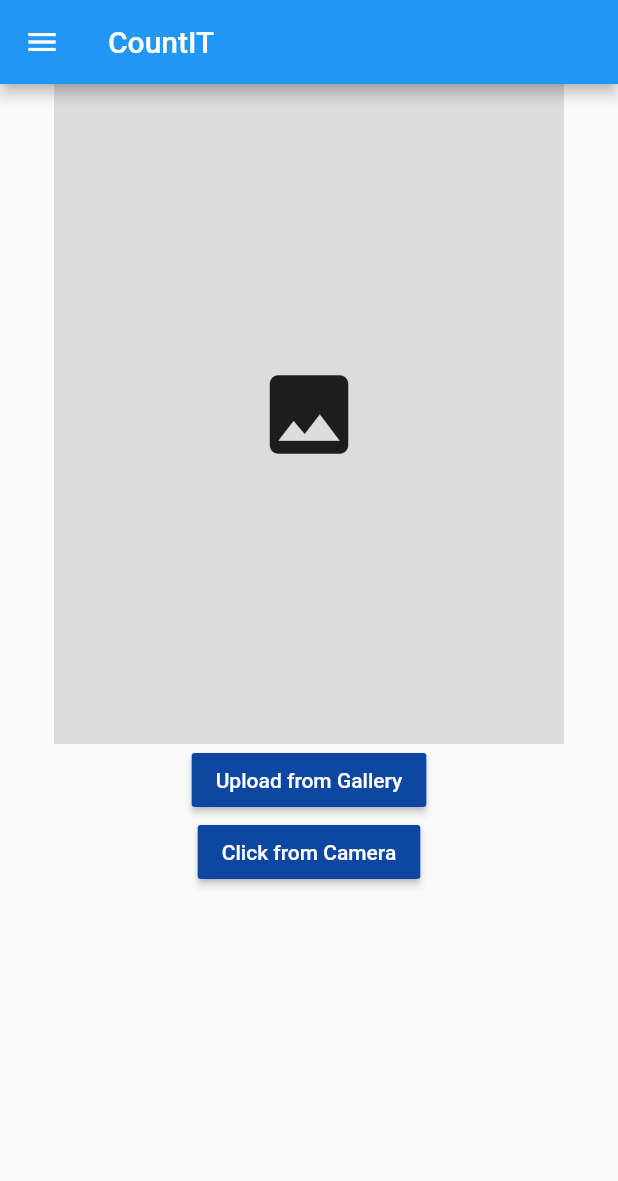
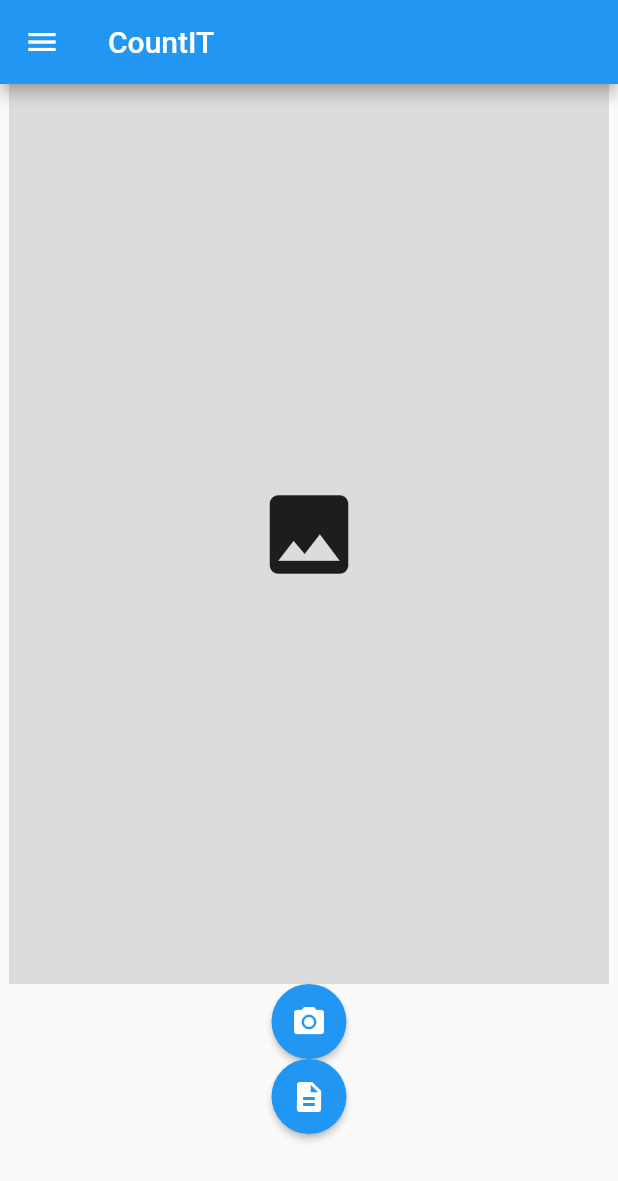
Before and after one commit to SurajPoojary06/CountIT_ver2, a Flutter app: the screen it shows after launch, on a phone screen of 412 x 824 dp. Shown: the top 1181 px of the screen. Run offline on Flutter 3.47's test engine with Material 2 defaults, Android fonts, the phone set to English and light mode, and no system bars; our stand-ins replace image_picker.

Commit message:
countit main file with combined feature

```diff
--- a/lib/main.dart
+++ b/lib/main.dart
@@ -42,8 +42,8 @@ class _MyAppState extends State<MyApp> {
         child: Column(
           children: [
             Container(
-              height: 440,
-              width: 340,
+              height: 600,
+              width: 400,
               color: Colors.black12,
               child: file == null
                   ? Icon(
@@ -55,28 +55,25 @@ class _MyAppState extends State<MyApp> {
                 fit: BoxFit.fill,
               ),
             ),
-            MaterialButton(
+
+            ElevatedButton(
+              onPressed: () {
+                getcam();
+              },
+              child: const Icon(Icons.camera_alt),
+              style: ElevatedButton.styleFrom(
+                shape: CircleBorder(),
+                fixedSize: Size(50, 50),
+              ),
+            ),
+            ElevatedButton(
               onPressed: () {
                 getgall();
               },
-              color: Colors.blue[900],
-              child: Text(
-                "Upload from Gallery",
-                style: TextStyle(
-                  color: Colors.white,
-                ),
-              ),
-            ),
-            MaterialButton(
-              onPressed: () {
-                getcam();
-              },
-              color: Colors.blue[900],
-              child: Text(
-                "Click from Camera",
-                style: TextStyle(
-                  color: Colors.white,
-                ),
+              child: const Icon(Icons.description),
+              style: ElevatedButton.styleFrom(
+                shape: CircleBorder(),
+                fixedSize: Size(50, 50),
               ),
             ),
           ],
--- a/pubspec.yaml
+++ b/pubspec.yaml
@@ -32,6 +32,7 @@ dependencies:
   flutter:
     sdk: flutter
   image_picker: ^0.8.4+3
+
 
 
   # The following adds the Cupertino Icons font to your application.
```
